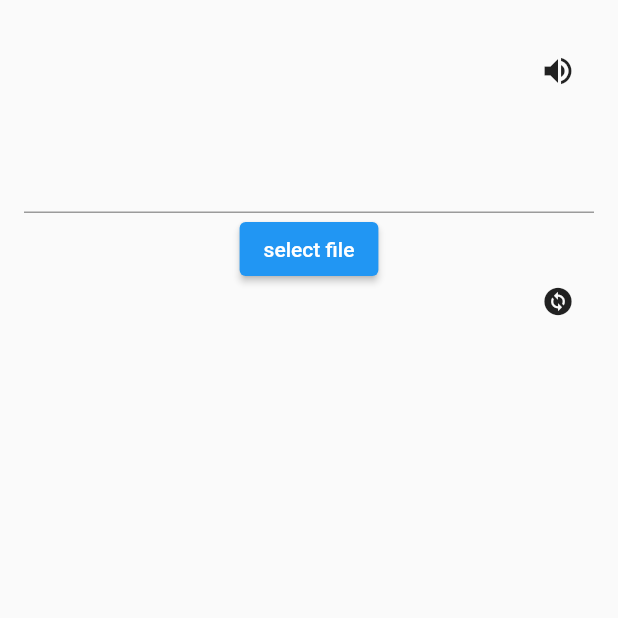
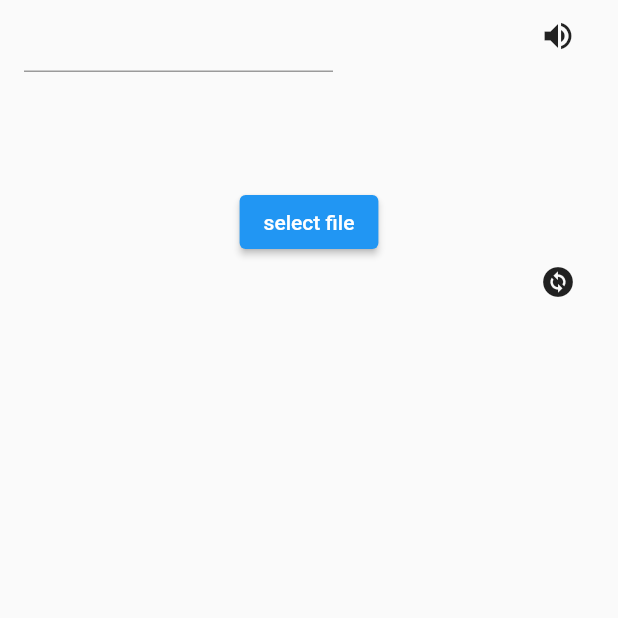
Before and after one commit to ahmad-einieh/pdf-reader-with-translate-selected-text, a Flutter app: the screen it shows after launch, after a tap on the "volume up" icon, on a phone screen of 412 x 824 dp, the top half of it. Run offline on Flutter 3.47's test engine with Material 2 defaults, Android fonts, the phone set to English and light mode, and no system bars; our stand-ins replace audioplayers, file_picker; missing offline and left inert: simplytranslate, syncfusion_flutter_pdfviewer, translator; network calls fail.

Commit message:
new new improvements

```diff
--- a/lib/mainwidget.dart
+++ b/lib/mainwidget.dart
@@ -33,9 +33,8 @@ class _MainWidgetState extends State<MainWidget> {
       "hl": "en-us",
       "r": "0",
       "c": "mp3",
-      "f": "16khz_16bit_mono"
+      "f": "16khz_16bit_stereo"
     };
-
     final uri = Uri.parse(
         'https://voicerss-text-to-speech.p.rapidapi.com/?key=63cb6bc6ae5148339cf6858442f5bed5');
     final headers = {
@@ -45,7 +44,6 @@ class _MainWidgetState extends State<MainWidget> {
     };
     final request = http.Request('POST', uri)..headers.addAll(headers);
     request.bodyFields = encodedParams;
-
     final http.StreamedResponse response = await http.Client().send(request);
     final http.Response responseData = await http.Response.fromStream(response);
     final result = responseData.bodyBytes;
@@ -62,18 +60,39 @@ class _MainWidgetState extends State<MainWidget> {
       body: Center(
         child: Column(
           children: [
-            SelectableText(
-              _text == null ? "" : _text!.trim(),
-              style: const TextStyle(fontSize: 20),
-            ),
             Padding(
               padding: const EdgeInsets.symmetric(horizontal: 16),
               child: Row(
                 children: [
+                  SizedBox(
+                    width: MediaQuery.of(context).size.width * 0.5,
+                    child: TextField(
+                      onSubmitted: (value) async {
+                        if (value.isNotEmpty) {
+                          final translator = GoogleTranslator();
+                          var t = await translator.translate(value,
+                              from: 'en', to: 'ar');
+                          setState(() {
+                            _orginaltext = value;
+                            _text =
+                                t.text.replaceAll(RegExp(r'\n'), ' ').trim();
+                          });
+                          final gt = SimplyTranslator(EngineType.google);
+                          String textResult =
+                              await gt.trSimply(value, "en", 'ar');
+                          setState(() {
+                            _anothertext = textResult
+                                .replaceAll(RegExp(r'\n'), ' ')
+                                .trim();
+                          });
+                        }
+                      },
+                    ),
+                  ),
+                  const SizedBox(width: 10),
                   Expanded(
                     child: SelectableText(
                       _orginaltext == null ? "" : _orginaltext!.trim(),
-                      style: const TextStyle(fontSize: 20),
                     ),
                   ),
                   IconButton(
@@ -95,37 +114,18 @@ class _MainWidgetState extends State<MainWidget> {
               ),
             ),
             SelectableText(
+              _text == null ? "" : _text!.trim(),
+              style: const TextStyle(fontSize: 32),
+            ),
+            SelectableText(
               _anothertext == null ? "" : _anothertext!.trim(),
-              style: const TextStyle(fontSize: 20),
-            ),
-            Padding(
-              padding: const EdgeInsets.symmetric(horizontal: 16),
-              child: TextField(
-                onSubmitted: (value) async {
-                  if (value.isNotEmpty) {
-                    final translator = GoogleTranslator();
-                    var t =
-                        await translator.translate(value, from: 'en', to: 'ar');
-                    setState(() {
-                      _orginaltext = value;
-                      _text = t.text.replaceAll(RegExp(r'\n'), ' ').trim();
-                    });
-                    final gt = SimplyTranslator(EngineType.google);
-                    String textResult = await gt.trSimply(value, "en", 'ar');
-                    setState(() {
-                      _anothertext =
-                          textResult.replaceAll(RegExp(r'\n'), ' ').trim();
-                    });
-                  }
-                },
-              ),
+              style: const TextStyle(fontSize: 32),
             ),
             isShow
                 ? ElevatedButton(
                     onPressed: () async {
                       FilePickerResult? result =
                           await FilePicker.platform.pickFiles();
-
                       if (result != null) {
                         setState(() {
                           file = File(result.files.single.path!);
@@ -186,7 +186,7 @@ class _MainWidgetState extends State<MainWidget> {
                 : const SizedBox(),
             Container(
               padding: const EdgeInsets.symmetric(horizontal: 16),
-              height: 22,
+              height: 32,
               child: Row(
                 mainAxisAlignment: MainAxisAlignment.spaceBetween,
                 children: [
@@ -211,11 +211,18 @@ class _MainWidgetState extends State<MainWidget> {
                       : const SizedBox(),
                   currentPage == null || pageCount == null
                       ? const SizedBox()
-                      : Text("$currentPage of $pageCount"),
-                  fileName == null ? const SizedBox() : Text(fileName!),
+                      : Text(
+                          "$currentPage of $pageCount",
+                          style: const TextStyle(fontSize: 24),
+                        ),
+                  fileName == null
+                      ? const SizedBox()
+                      : Text(
+                          fileName!,
+                          style: const TextStyle(fontSize: 16),
+                        ),
                   IconButton(
                       padding: const EdgeInsets.symmetric(vertical: 0),
-                      iconSize: 22,
                       onPressed: () {
                         setState(() {
                           isSingle = !isSingle;
```
